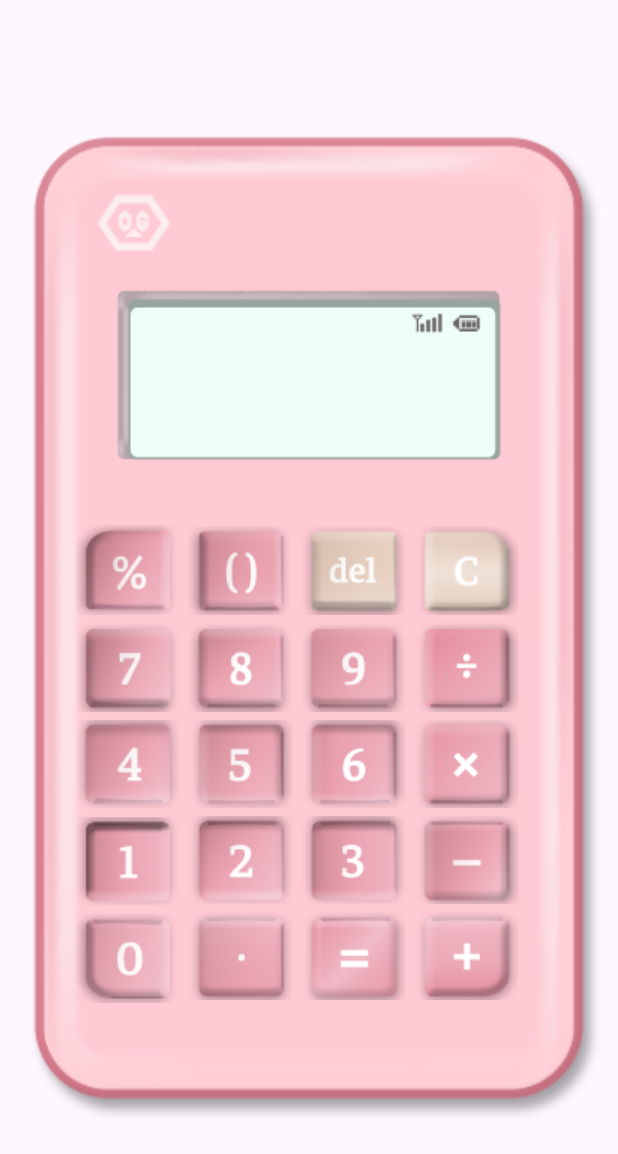
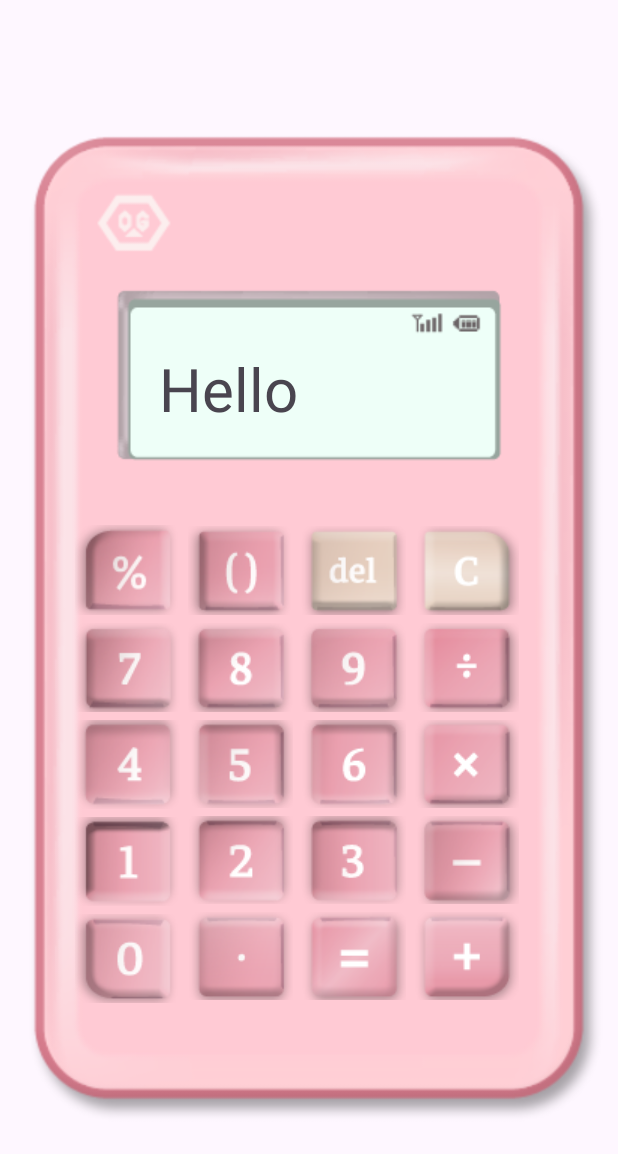
Before and after one commit to Orinugoori/SecondWeek, an Android app: the screen it shows after launch (MainActivity), on a phone screen of 412 x 824 dp. Shown: the top 1154 px of the screen. Run offline under Robolectric (Android 15) with nearby library versions, the phone set to English and light mode, and no system bars.

Commit message:
계산기버튼 동작 구현 , 입력받은 문자열 분석 구현(보완필요),더하기 기능 구현

```diff
--- a/app/build.gradle.kts
+++ b/app/build.gradle.kts
@@ -33,6 +33,10 @@ android {
     kotlinOptions {
         jvmTarget = "1.8"
     }
+
+    buildFeatures {
+      viewBinding = true
+    }
 }
 
 dependencies {
--- /dev/null
+++ b/app/src/main/java/com/example/secondweek/Calculator.kt
@@ -0,0 +1,14 @@
+package com.example.secondweek
+
+class Calculator {
+
+    fun add(numbers : List<Double>): String{
+        return if (numbers.isEmpty()){
+            "0"
+        } else{
+            val sum = numbers.sum()
+            sum.toString()
+        }
+    }
+
+}
--- a/app/src/main/java/com/example/secondweek/MainActivity.kt
+++ b/app/src/main/java/com/example/secondweek/MainActivity.kt
@@ -1,20 +1,100 @@
 package com.example.secondweek
 
 import android.os.Bundle
+import android.widget.ImageButton
+import android.widget.TextView
 import androidx.activity.enableEdgeToEdge
 import androidx.appcompat.app.AppCompatActivity
 import androidx.core.view.ViewCompat
 import androidx.core.view.WindowInsetsCompat
+import com.example.secondweek.databinding.ActivityMainBinding
 
 class MainActivity : AppCompatActivity() {
+
+    private lateinit var displayText: TextView
+    private var currentInput = ""
+    private val stringAnalyze = StringAnalyze()
+    private val calculator = Calculator()
+
+    private lateinit var binding: ActivityMainBinding
+
     override fun onCreate(savedInstanceState: Bundle?) {
         super.onCreate(savedInstanceState)
         enableEdgeToEdge()
-        setContentView(R.layout.activity_main)
+        binding = ActivityMainBinding.inflate(layoutInflater)
+        setContentView(binding.root)
+
         ViewCompat.setOnApplyWindowInsetsListener(findViewById(R.id.main)) { v, insets ->
             val systemBars = insets.getInsets(WindowInsetsCompat.Type.systemBars())
             v.setPadding(systemBars.left, systemBars.top, systemBars.right, systemBars.bottom)
             insets
         }
+
+        displayText = binding.tvDisplay
+
+        val buttonList = listOf(
+            binding.ibtnSeven,
+            binding.ibtnEight,
+            binding.ibtnNine,
+            binding.ibtnFour,
+            binding.ibtnFive,
+            binding.ibtnSix,
+            binding.ibtnOne,
+            binding.ibtnTwo,
+            binding.ibtnThree,
+            binding.ibtnZero,
+            binding.ibtnDot,
+            binding.ibtnPlus,
+            binding.ibtnMinus,
+            binding.ibtnMultiple,
+            binding.ibtnDivide,
+            binding.ibtnMod
+        )
+
+        for (button in buttonList) {
+            button.setOnClickListener {
+                addCurrentInput(button.contentDescription.toString())
+
+            }
+        }
+
+        binding.ibtnC.setOnClickListener {
+            clearAll()
+        }
+
+        binding.ibtnDel.setOnClickListener {
+            deleteLast()
+        }
+
+        binding.ibtnEqual.setOnClickListener {
+            calculateResult()
+        }
+
+    }
+
+    private fun addCurrentInput(letter: String) {
+        currentInput += "$letter"
+        displayText.text = currentInput
+    }
+
+    private fun clearAll() {
+        currentInput = ""
+        displayText.text = "HELLO"
+    }
+
+    private fun deleteLast() {
+        if (currentInput.isNotEmpty()) {
+            currentInput = currentInput.dropLast(1)
+            displayText.text = if (currentInput.isNotEmpty()) currentInput else "Hello"
+        }
+    }
+
+    private fun calculateResult() {
+        val numbers = stringAnalyze.filterNumbers(currentInput)
+        val result = calculator.add(numbers)
+        displayText.text = result
+        currentInput = result
+
+
     }
 }
--- /dev/null
+++ b/app/src/main/java/com/example/secondweek/StringAnalyze.kt
@@ -0,0 +1,17 @@
+package com.example.secondweek
+
+class StringAnalyze {
+
+    fun filterNumbers(currentInput: String): List<Double> {
+        return currentInput.split("+","-","*","/")
+            .mapNotNull { it.toDoubleOrNull() }
+    }
+
+    fun filterOperators(currentInput: String): List<String> {
+        return currentInput.split(" ")
+            .filter{it.toDoubleOrNull()==null}
+    }
+
+
+
+}
--- a/app/src/main/res/layout/activity_main.xml
+++ b/app/src/main/res/layout/activity_main.xml
@@ -32,7 +32,26 @@
         app:layout_constraintEnd_toEndOf="@+id/iv_background"
         app:layout_constraintStart_toStartOf="@+id/iv_background"
         app:layout_constraintTop_toTopOf="@id/iv_background"
-        app:layout_constraintVertical_bias="0.27"></ImageView>
+        app:layout_constraintVertical_bias="0.27">
+
+    </ImageView>
+
+    <TextView
+        android:id="@+id/tv_display"
+        android:layout_width="200dp"
+        android:layout_height="50dp"
+        android:text="Hello"
+        android:textSize="40sp"
+        app:layout_constraintTop_toTopOf="@id/iv_background"
+        app:layout_constraintBottom_toBottomOf="@id/iv_background"
+        app:layout_constraintStart_toStartOf="@id/iv_background"
+        app:layout_constraintEnd_toEndOf="@id/iv_background"
+        app:layout_constraintVertical_bias="0.3">
+
+    </TextView>
+
+
+
 
     <ImageButton
         android:id="@+id/ibtn_mod"
@@ -45,7 +64,7 @@
         android:layout_marginStart="50dp"
         app:layout_constraintStart_toStartOf="parent"
         app:layout_constraintTop_toBottomOf="@+id/iv_display"
-        android:contentDescription="나머지를 계산해주는 버튼"/>
+        android:contentDescription="%"/>
 
     <ImageButton
         android:id="@+id/ibtn_parenthess"
@@ -55,10 +74,10 @@
         android:background="@android:color/transparent"
         android:src="@drawable/ibtn_parentheses"
         app:layout_constraintStart_toEndOf="@+id/ibtn_mod"
-        app:layout_constraintTop_toTopOf="id/ibtn_mod"
+        app:layout_constraintTop_toTopOf="@id/ibtn_mod"
         app:layout_constraintBottom_toBottomOf="@+id/ibtn_mod"
         android:layout_marginStart="5dp"
-        android:contentDescription="괄호 버튼"
+        android:contentDescription="()"
         />
 
     <ImageButton
@@ -69,10 +88,10 @@
         android:background="@android:color/transparent"
         android:src="@drawable/ibtn_del"
         app:layout_constraintStart_toEndOf="@+id/ibtn_parenthess"
-        app:layout_constraintTop_toTopOf="id/ibtn_mod"
+        app:layout_constraintTop_toTopOf="@id/ibtn_mod"
         app:layout_constraintBottom_toBottomOf="@+id/ibtn_mod"
         android:layout_marginStart="5dp"
-        android:contentDescription="방금 입력한것을 삭제하는 버튼"
+        android:contentDescription="del"
         />
 
     <ImageButton
@@ -83,10 +102,10 @@
         android:background="@android:color/transparent"
         android:src="@drawable/ibtn_c"
         app:layout_constraintStart_toEndOf="@+id/ibtn_del"
-        app:layout_constraintTop_toTopOf="id/ibtn_mod"
+        app:layout_constraintTop_toTopOf="@id/ibtn_mod"
         app:layout_constraintBottom_toBottomOf="@+id/ibtn_mod"
         android:layout_marginStart="5dp"
-        android:contentDescription="클리어 버튼"
+        android:contentDescription="clear"
 
         />
 
@@ -100,7 +119,7 @@
         app:layout_constraintStart_toStartOf="@+id/ibtn_mod"
         app:layout_constraintTop_toBottomOf="@+id/ibtn_mod"
         android:layout_marginTop="5dp"
-        android:contentDescription="숫자 7 버튼"/>
+        android:contentDescription="7"/>
 
     <ImageButton
         android:id="@+id/ibtn_eight"
@@ -113,7 +132,7 @@
         app:layout_constraintTop_toBottomOf="@+id/ibtn_parenthess"
         android:layout_marginStart="5dp"
         android:layout_marginTop="5dp"
-        android:contentDescription="숫자 8 버튼"
+        android:contentDescription="8"
         />
 
     <ImageButton
@@ -127,7 +146,7 @@
         app:layout_constraintTop_toBottomOf="@+id/ibtn_del"
         android:layout_marginStart="5dp"
         android:layout_marginTop="5dp"
-        android:contentDescription="숫자 9 버튼"
+        android:contentDescription="9"
         />
 
     <ImageButton
@@ -141,7 +160,7 @@
         app:layout_constraintTop_toBottomOf="@+id/ibtn_c"
         android:layout_marginStart="5dp"
         android:layout_marginTop="5dp"
-        android:contentDescription="나누기 버튼"
+        android:contentDescription="/"
         />
     <ImageButton
         android:id="@+id/ibtn_four"
@@ -153,7 +172,7 @@
         app:layout_constraintStart_toStartOf="@+id/ibtn_mod"
         app:layout_constraintTop_toBottomOf="@+id/ibtn_seven"
         android:layout_marginTop="5dp"
-        android:contentDescription="숫자 4 버튼"/>
+        android:contentDescription="4"/>
 
     <ImageButton
         android:id="@+id/ibtn_five"
@@ -166,7 +185,7 @@
         app:layout_constraintTop_toBottomOf="@+id/ibtn_eight"
         android:layout_marginStart="5dp"
         android:layout_marginTop="5dp"
-        android:contentDescription="숫자 5버튼"
+        android:contentDescription="5"
         />
 
     <ImageButton
@@ -180,7 +199,7 @@
         app:layout_constraintTop_toBottomOf="@+id/ibtn_nine"
         android:layout_marginStart="5dp"
         android:layout_marginTop="5dp"
-        android:contentDescription="숫자 6 버튼"
+        android:contentDescription="6"
         />
 
     <ImageButton
@@ -194,7 +213,7 @@
         app:layout_constraintTop_toBottomOf="@+id/ibtn_divide"
         android:layout_marginStart="5dp"
         android:layout_marginTop="5dp"
-        android:contentDescription="곱하기버튼"
+        android:contentDescription="*"
         />
 
     <ImageButton
@@ -207,7 +226,7 @@
         app:layout_constraintStart_toStartOf="@+id/ibtn_mod"
         app:layout_constraintTop_toBottomOf="@+id/ibtn_four"
         android:layout_marginTop="5dp"
-        android:contentDescription="숫자 1 버튼"/>
+        android:contentDescription="1"/>
 
     <ImageButton
         android:id="@+id/ibtn_two"
@@ -220,7 +239,7 @@
         app:layout_constraintTop_toBottomOf="@+id/ibtn_five"
         android:layout_marginStart="5dp"
         android:layout_marginTop="5dp"
-        android:contentDescription="숫자 2 버튼"
+        android:contentDescription="2"
         />
 
     <ImageButton
@@ -234,7 +253,7 @@
         app:layout_constraintTop_toBottomOf="@+id/ibtn_six"
         android:layout_marginStart="5dp"
         android:layout_marginTop="5dp"
-        android:contentDescription="숫자 3 버튼"
+        android:contentDescription="3"
         />
 
     <ImageButton
@@ -248,7 +267,7 @@
         app:layout_constraintTop_toBottomOf="@+id/ibtn_multiple"
         android:layout_marginStart="5dp"
         android:layout_marginTop="5dp"
-        android:contentDescription="빼기 버튼"
+        android:contentDescription="-"
         />
 
     <ImageButton
@@ -257,7 +276,7 @@
         android:layout_height="wrap_content"
         android:adjustViewBounds="true"
         android:background="@android:color/transparent"
-        android:contentDescription="숫자 0 버튼"
+        android:contentDescription="0"
         android:src="@drawable/ibtn_zero"
         android:layout_marginTop="5dp"
         app:layout_constraintStart_toStartOf="@+id/ibtn_mod"
@@ -271,7 +290,7 @@
         android:layout_marginTop="5dp"
         android:adjustViewBounds="true"
         android:background="@android:color/transparent"
-        android:contentDescription="소숫점 버튼"
+        android:contentDescription="."
         android:src="@drawable/ibtn_dot"
         app:layout_constraintStart_toEndOf="@+id/ibtn_zero"
         app:layout_constraintTop_toBottomOf="@+id/ibtn_two" />
@@ -284,7 +303,7 @@
         android:layout_marginTop="5dp"
         android:adjustViewBounds="true"
         android:background="@android:color/transparent"
-        android:contentDescription="는 버튼"
+        android:contentDescription="="
         android:src="@drawable/ibtn_equal"
         app:layout_constraintStart_toEndOf="@+id/ibtn_dot"
         app:layout_constraintTop_toBottomOf="@+id/ibtn_three" />
@@ -297,7 +316,7 @@
         android:layout_marginTop="5dp"
         android:adjustViewBounds="true"
         android:background="@android:color/transparent"
-        android:contentDescription="더하기 버튼"
+        android:contentDescription="+"
         android:src="@drawable/ibtn_plus"
         app:layout_constraintStart_toEndOf="@+id/ibtn_equal"
         app:layout_constraintTop_toBottomOf="@+id/ibtn_minus" />
```
